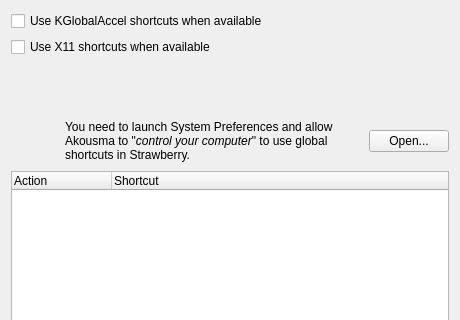
Before: the Qt Designer form src/settings/globalshortcutssettingspage.ui in Genki-jp0/Akousma, drawn with Qt 5; both pictures show x 0 to 460 and y 0 to 320 of the 460 by 475 pixel window.
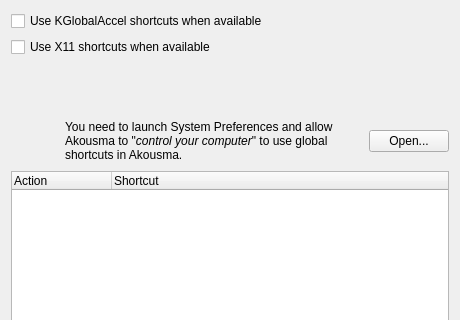
After: the same form once the commit is applied. Icons and pictures are not drawn.

Commit message:
Say Akousma in the macOS global shortcuts hint and the sqlite check
The translations already had "in Akousma." for the global shortcuts hint,
the form still said Strawberry, so the translated text was not used.

Diff of the .ui file:
```diff
--- a/src/settings/globalshortcutssettingspage.ui
+++ b/src/settings/globalshortcutssettingspage.ui
@@ -203,7 +203,7 @@
          </sizepolicy>
         </property>
         <property name="text">
-         <string>You need to launch System Preferences and allow Akousma to &quot;&lt;span style=&quot;font-style:italic&quot;&gt;control your computer&lt;/span&gt;&quot; to use global shortcuts in Strawberry.</string>
+         <string>You need to launch System Preferences and allow Akousma to &quot;&lt;span style=&quot;font-style:italic&quot;&gt;control your computer&lt;/span&gt;&quot; to use global shortcuts in Akousma.</string>
         </property>
         <property name="wordWrap">
          <bool>true</bool>
```
The commit also changes 1 other file.
